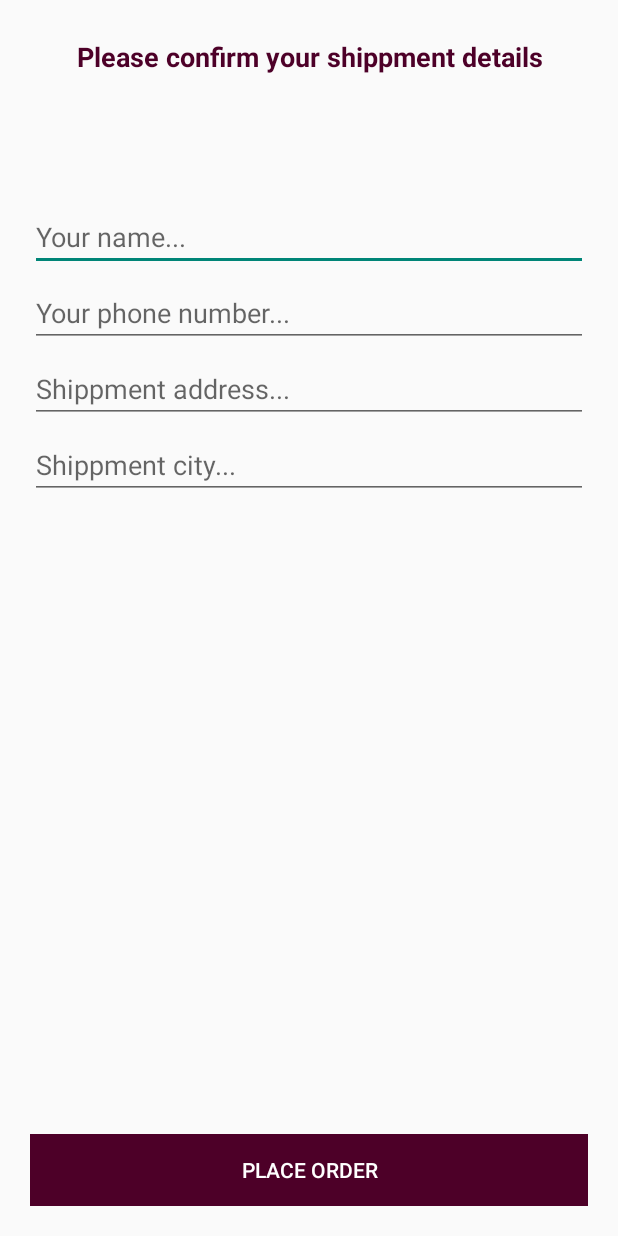
After one commit to BetyDobre/VirtualMakeover-Android_AR_app, an Android app: the OrderActivity screen opened directly, with no data from a screen before it, on a phone screen of 412 x 824 dp. The commit adds this screen. Run offline under Robolectric (Android 15) with nearby library versions, the phone set to English and light mode, and no system bars.

Commit message:
updated cart activity and started place order activity

```diff
--- a/app/src/main/AndroidManifest.xml
+++ b/app/src/main/AndroidManifest.xml
@@ -17,7 +17,8 @@
         android:supportsRtl="true"
         android:theme="@style/Theme.ARShop"
         tools:replace="android:icon,android:theme">
-        <activity android:name=".CartActivity"></activity>
+        <activity android:name=".OrderActivity"></activity>
+        <activity android:name=".CartActivity" />
         <activity android:name=".ProductDetailsActivity" />
         <activity android:name=".SettingsGoogleActivity" />
         <activity android:name=".SettingsActivity" />
--- /dev/null
+++ b/app/src/main/java/com/shop/OrderActivity.java
@@ -0,0 +1,26 @@
+package com.shop;
+
+import androidx.appcompat.app.AppCompatActivity;
+
+import android.os.Bundle;
+import android.widget.Button;
+import android.widget.EditText;
+
+public class OrderActivity extends AppCompatActivity {
+
+    private EditText nameEdiText, phoneEditText, addressEditText, cityEditText;
+    private Button placeOrderBtn;
+    private String totalPrice = "";
+    @Override
+    protected void onCreate(Bundle savedInstanceState) {
+        super.onCreate(savedInstanceState);
+        setContentView(R.layout.activity_order);
+
+        placeOrderBtn = findViewById(R.id.place_order_btn);
+        nameEdiText = findViewById(R.id.shippment_name);
+        phoneEditText = findViewById(R.id.shippment_phone);
+        addressEditText = findViewById(R.id.shippment_address);
+        cityEditText = findViewById(R.id.shippment_city);
+        totalPrice = getIntent().getStringExtra("Total price");
+    }
+}
--- a/app/src/main/java/com/shop/ProductDetailsActivity.java
+++ b/app/src/main/java/com/shop/ProductDetailsActivity.java
@@ -36,6 +36,7 @@ public class ProductDetailsActivity extends AppCompatActivity {
     private ElegantNumberButton numberBtn;
     private TextView productPrice, productDescription, productName;
     private String productID = "";
+    private String image;
 
     @Override
     protected void onCreate(Bundle savedInstanceState) {
@@ -86,6 +87,7 @@ public class ProductDetailsActivity extends AppCompatActivity {
         cartMap.put("time", saveCurrentTime);
         cartMap.put("quantity", numberBtn.getNumber());
         cartMap.put("discount", "");
+        cartMap.put("image", image);
 
         cartListRef.child("User View").child(EncodeString(Prevalent.currentOnlineUser.getEmail()))
                 .child("Products")
@@ -127,12 +129,12 @@ public class ProductDetailsActivity extends AppCompatActivity {
                     productDescription.setText(product.getDescription());
                     productPrice.setText(product.getPrice()+ " lei");
                     Picasso.get().load(product.getImage()).into(productImage);
+                    image = product.getImage();
                 }
             }
 
             @Override
             public void onCancelled(@NonNull DatabaseError error) {
-
             }
         });
     }
--- a/app/src/main/java/com/shop/viewholders/CartViewHolder.java
+++ b/app/src/main/java/com/shop/viewholders/CartViewHolder.java
@@ -1,6 +1,7 @@
 package com.shop.viewholders;
 
 import android.view.View;
+import android.widget.ImageView;
 import android.widget.TextView;
 
 import androidx.annotation.NonNull;
@@ -12,6 +13,7 @@ import com.shop.interfaces.ItemClickListener;
 public class CartViewHolder extends RecyclerView.ViewHolder implements View.OnClickListener {
     public TextView productNameTxt, productPriceTxt, productQuantityTxt;
     private ItemClickListener itemClickListener;
+    public ImageView productImage;
 
     public CartViewHolder(@NonNull View itemView) {
         super(itemView);
@@ -19,6 +21,7 @@ public class CartViewHolder extends RecyclerView.ViewHolder implements View.OnCl
         productNameTxt = itemView.findViewById(R.id.cart_product_name);
         productPriceTxt = itemView.findViewById(R.id.cart_product_price);
         productQuantityTxt = itemView.findViewById(R.id.cart_product_quantity);
+        productImage = itemView.findViewById(R.id.cart_product_image);
 
     }
 
--- /dev/null
+++ b/app/src/main/res/layout/activity_order.xml
@@ -0,0 +1,78 @@
+<?xml version="1.0" encoding="utf-8"?>
+<RelativeLayout xmlns:android="http://schemas.android.com/apk/res/android"
+    xmlns:app="http://schemas.android.com/apk/res-auto"
+    xmlns:tools="http://schemas.android.com/tools"
+    android:layout_width="match_parent"
+    android:layout_height="match_parent"
+    tools:context=".OrderActivity">
+
+    <TextView
+        android:id="@+id/txt"
+        android:layout_width="match_parent"
+        android:layout_height="wrap_content"
+        android:text="Please confirm your shippment details"
+        android:textSize="18sp"
+        android:textColor="@color/colorPrimary"
+        android:layout_margin="25dp"
+        android:textAlignment="center"
+        android:textStyle="bold"
+
+        />
+
+    <EditText
+        android:id="@+id/shippment_name"
+        android:layout_width="match_parent"
+        android:layout_height="wrap_content"
+        android:layout_below="@+id/txt"
+        android:layout_marginTop="60dp"
+        android:layout_marginLeft="20dp"
+        android:layout_marginRight="20dp"
+        android:hint="Your name..."
+        />
+
+    <EditText
+        android:id="@+id/shippment_phone"
+        android:layout_width="match_parent"
+        android:layout_height="wrap_content"
+        android:layout_below="@+id/shippment_name"
+        android:layout_marginTop="5dp"
+        android:inputType="number"
+        android:layout_marginLeft="20dp"
+        android:layout_marginRight="20dp"
+        android:hint="Your phone number..."
+        />
+
+    <EditText
+        android:id="@+id/shippment_address"
+        android:layout_width="match_parent"
+        android:layout_height="wrap_content"
+        android:layout_below="@+id/shippment_phone"
+        android:layout_marginTop="5dp"
+        android:layout_marginLeft="20dp"
+        android:layout_marginRight="20dp"
+        android:hint="Shippment address..."
+        />
+
+    <EditText
+        android:id="@+id/shippment_city"
+        android:layout_width="match_parent"
+        android:layout_height="wrap_content"
+        android:layout_below="@+id/shippment_address"
+        android:layout_marginTop="5dp"
+        android:layout_marginLeft="20dp"
+        android:layout_marginRight="20dp"
+        android:hint="Shippment city..."
+        />
+
+    <Button
+        android:id="@+id/place_order_btn"
+        android:layout_width="match_parent"
+        android:layout_height="wrap_content"
+        android:layout_alignParentBottom="true"
+        android:layout_margin="20dp"
+        android:text="Place order"
+        android:background="@color/colorPrimary"
+        android:textColor="@color/white"
+        />
+
+</RelativeLayout>
--- a/app/src/main/res/layout/cart_items_layout.xml
+++ b/app/src/main/res/layout/cart_items_layout.xml
@@ -10,8 +10,9 @@
         android:layout_width="match_parent"
         android:layout_height="match_parent"
         android:padding="10dp"
-        android:layout_marginTop="10dp"
-        android:background="@color/colorPrimary">
+        android:layout_marginTop="5dp"
+        android:background="@drawable/buttons"
+        >
 
         <ImageView
             android:id="@+id/cart_product_image"
```
Also changed, not shown: app/src/main/java/com/shop/CartActivity.java (+69 -3 lines), app/src/main/java/com/shop/HomeActivity.java (+5 -5 lines), app/src/main/java/com/shop/models/Cart.java (+11 -2 lines).
